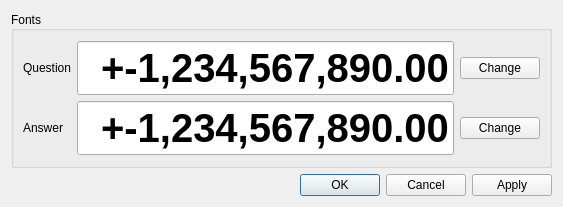
This is preferencesdialog.ui in RealGrep/QMentat as Qt 5 draws it before an edit. The edited form follows.
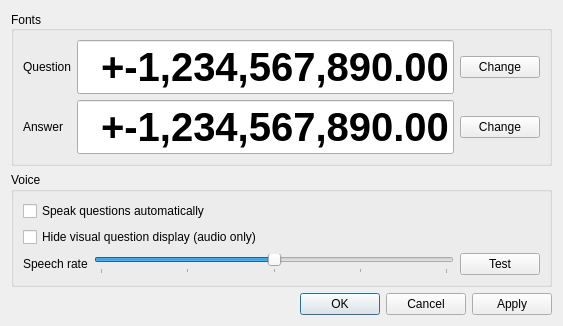
This is the edited form.

Commit message: Add speech output

Diff of the .ui file:
```diff
--- a/preferencesdialog.ui
+++ b/preferencesdialog.ui
@@ -118,6 +118,72 @@
      </layout>
     </widget>
    </item>
+   <item>
+    <widget class="QGroupBox" name="voiceGroupBox">
+     <property name="title">
+      <string>Voice</string>
+     </property>
+     <layout class="QVBoxLayout" name="voiceVBoxLayout">
+      <item>
+       <widget class="QCheckBox" name="autoSpeakCheckBox">
+        <property name="text">
+         <string>Speak questions automatically</string>
+        </property>
+       </widget>
+      </item>
+      <item>
+       <widget class="QCheckBox" name="hideVisualCheckBox">
+        <property name="text">
+         <string>Hide visual question display (audio only)</string>
+        </property>
+        <property name="toolTip">
+         <string>Hides the question on screen so you must rely on memory after hearing it spoken.</string>
+        </property>
+       </widget>
+      </item>
+      <item>
+       <layout class="QHBoxLayout" name="rateLayout">
+        <item>
+         <widget class="QLabel" name="rateLabel">
+          <property name="text">
+           <string>Speech rate</string>
+          </property>
+         </widget>
+        </item>
+        <item>
+         <widget class="QSlider" name="ttsRateSlider">
+          <property name="minimum">
+           <number>-10</number>
+          </property>
+          <property name="maximum">
+           <number>10</number>
+          </property>
+          <property name="value">
+           <number>0</number>
+          </property>
+          <property name="orientation">
+           <enum>Qt::Horizontal</enum>
+          </property>
+          <property name="tickPosition">
+           <enum>QSlider::TicksBelow</enum>
+          </property>
+          <property name="tickInterval">
+           <number>5</number>
+          </property>
+         </widget>
+        </item>
+        <item>
+         <widget class="QPushButton" name="testSpeechButton">
+          <property name="text">
+           <string>Test</string>
+          </property>
+         </widget>
+        </item>
+       </layout>
+      </item>
+     </layout>
+    </widget>
+   </item>
    <item>
     <widget class="QDialogButtonBox" name="preferencesButtonBox">
      <property name="orientation">
```
The commit also changes 9 other files.
